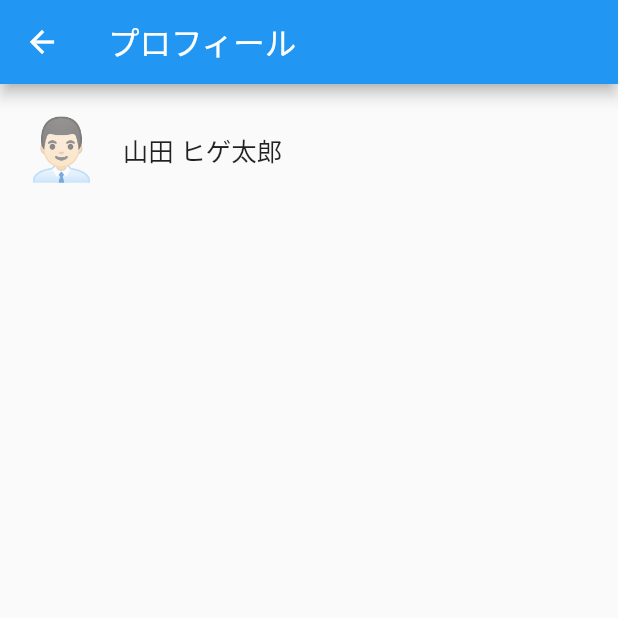
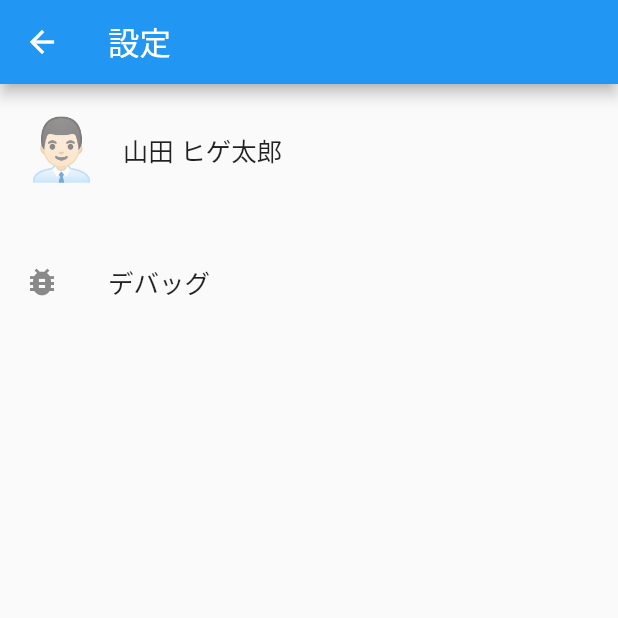
Before and after one commit to rainbeek/isekai, a Flutter app: the ThreadScreen screen opened directly, after a tap on "👨🏻‍💼", on a phone screen of 412 x 824 dp, the top half of it. Run offline on Flutter 3.47's test engine with Material 2 defaults, Android fonts, the phone set to English and light mode, and no system bars; our stand-ins replace cloud_firestore, firebase_auth, firebase_core, flutter_riverpod, freezed_annotation, shared_preferences; missing offline and left inert: flame; accounts and stored records are empty; generated files the repository leaves out were written again; network calls fail; statements that could not run were skipped; project files that could hold a hidden picture were left out.

Commit message:
feat: デバッグ画面を追加 (#69)

```diff
--- a/lib/data/definitions/app_mode.dart
+++ b/lib/data/definitions/app_mode.dart
@@ -1,4 +1,7 @@
 const firebaseEmulatorHost = String.fromEnvironment('FIREBASE_EMULATOR_HOST');
+
+// TODO(ide): Productionのリリースビルドではfalseにする
+const isDebugScreenAvailable = true;
 
 final serverEnv = _getApiEnv();
 
--- a/lib/l10n/app_ja.arb
+++ b/lib/l10n/app_ja.arb
@@ -12,5 +12,7 @@
         "format": "jm"
       }
     }
-  }
+  },
+  "settings": "設定",
+  "debug": "デバッグ"
 }
--- a/lib/ui/profile_screen.dart
+++ b/lib/ui/settings_screen.dart
@@ -1,27 +1,39 @@
 import 'package:flutter/material.dart';
+import 'package:flutter_gen/gen_l10n/app_localizations.dart';
 import 'package:flutter_riverpod/flutter_riverpod.dart';
+import 'package:live_bresto/data/definitions/app_mode.dart';
 import 'package:live_bresto/data/repository/preference_repository.dart';
+import 'package:live_bresto/ui/debug_screen.dart';
 
-class ProfileScreen extends StatelessWidget {
-  const ProfileScreen({super.key});
-  static const name = 'ProfileScreen';
+class SettingsScreen extends StatelessWidget {
+  const SettingsScreen({super.key});
 
-  static MaterialPageRoute<ProfileScreen> route() => MaterialPageRoute(
-        builder: (_) => const ProfileScreen(),
+  static const name = 'SettingsScreen';
+
+  static MaterialPageRoute<SettingsScreen> route() => MaterialPageRoute(
+        builder: (_) => const SettingsScreen(),
         settings: const RouteSettings(name: name),
       );
 
   @override
   Widget build(BuildContext context) {
+    final debugTile = ListTile(
+      leading: const Icon(Icons.bug_report),
+      title: Text(S.of(context)!.debug),
+      onTap: () => Navigator.push(context, DebugScreen.route()),
+    );
+
     return Scaffold(
       appBar: AppBar(
-        title: const Text('プロフィール'),
+        title: Text(S.of(context)!.settings),
       ),
       body: Center(
         child: Column(
           children: [
             const SizedBox(height: 16),
             const _ProfilePanel(),
+            const SizedBox(height: 32),
+            if (isDebugScreenAvailable) debugTile,
             SizedBox(height: MediaQuery.of(context).viewPadding.bottom + 16),
           ],
         ),
--- a/lib/ui/thread_screen.dart
+++ b/lib/ui/thread_screen.dart
@@ -5,7 +5,7 @@ import 'package:live_bresto/data/model/thread.dart';
 import 'package:live_bresto/data/repository/preference_repository.dart';
 import 'package:live_bresto/data/usecase/message_use_case.dart';
 import 'package:live_bresto/data/usecase/thread_use_case.dart';
-import 'package:live_bresto/ui/profile_screen.dart';
+import 'package:live_bresto/ui/settings_screen.dart';
 import 'package:live_bresto/ui/thread_presenter.dart';
 
 final _threadPresenterProvider = Provider(
@@ -48,7 +48,7 @@ class ThreadScreen extends ConsumerWidget {
             onPressed: () {
               Navigator.push(
                 context,
-                ProfileScreen.route(),
+                SettingsScreen.route(),
               );
             },
           ),
```
Also changed, not shown: lib/ui/debug_screen.dart (added, +25 -0 lines), 4 other files.
